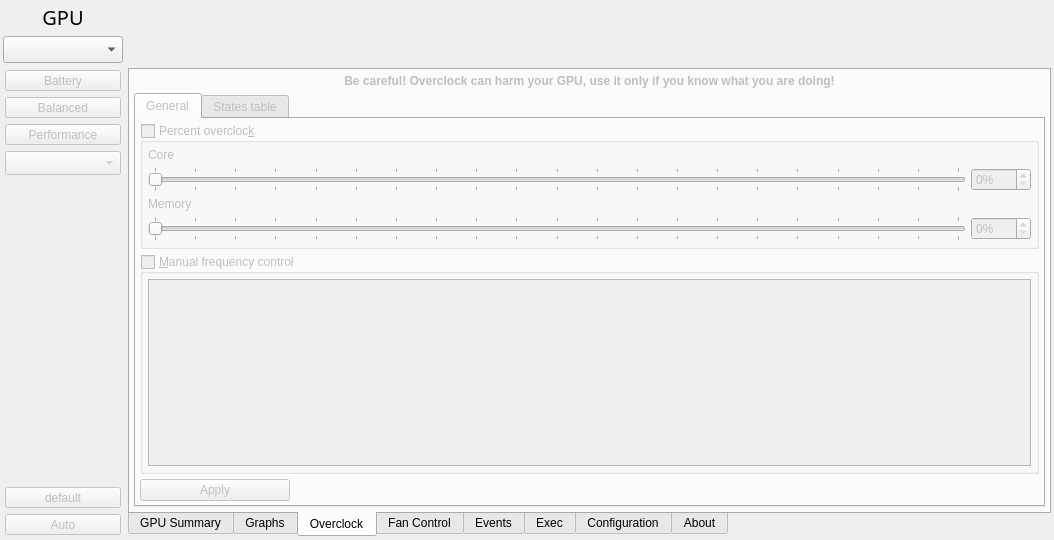
First picture: the form in radeon-profile/radeon_profile.ui, repository marazmista/radeon-profile, before the edit.
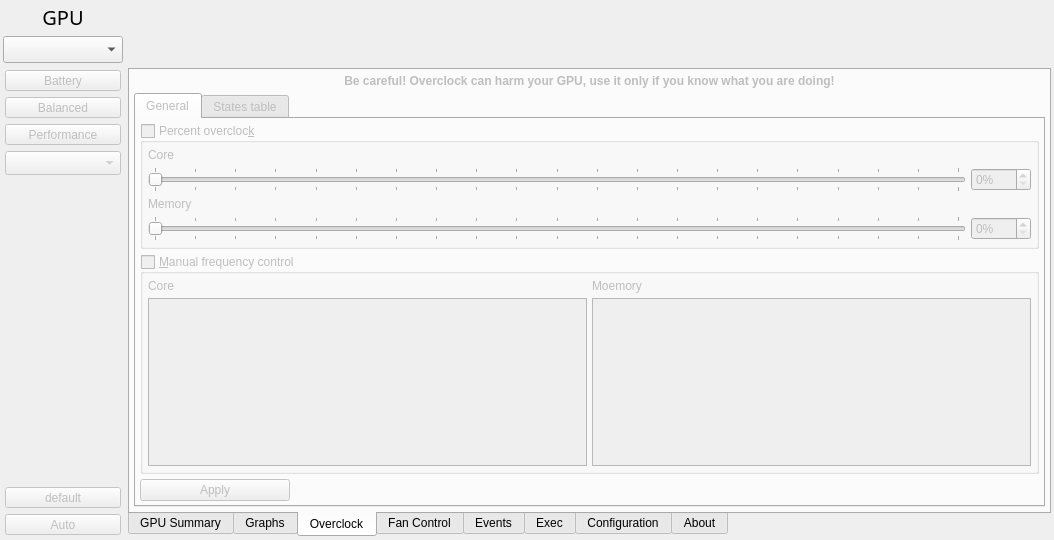
Second picture: the form after the edit. The open tabs and pages were chosen to show the change. Icons and pictures are not drawn.

Commit message: added support for memory states (pp_dpm_mclk)

```diff
--- a/radeon-profile/radeon_profile.ui
+++ b/radeon-profile/radeon_profile.ui
@@ -1308,7 +1308,7 @@
               <property name="checked">
                <bool>false</bool>
               </property>
-              <layout class="QGridLayout" name="gridLayout_16" columnstretch="0">
+              <layout class="QGridLayout" name="gridLayout_16" columnstretch="0,0">
                <property name="leftMargin">
                 <number>5</number>
                </property>
@@ -1324,8 +1324,25 @@
                <property name="spacing">
                 <number>5</number>
                </property>
+               <item row="1" column="1">
+                <widget class="QListWidget" name="list_freqStatesMem"/>
+               </item>
+               <item row="1" column="0">
+                <widget class="QListWidget" name="list_freqStatesCore"/>
+               </item>
                <item row="0" column="0">
-                <widget class="QListWidget" name="list_freqStates"/>
+                <widget class="QLabel" name="label_22">
+                 <property name="text">
+                  <string>Core</string>
+                 </property>
+                </widget>
+               </item>
+               <item row="0" column="1">
+                <widget class="QLabel" name="label_23">
+                 <property name="text">
+                  <string>Moemory</string>
+                 </property>
+                </widget>
                </item>
               </layout>
              </widget>
```
The commit also changes 7 other files.
